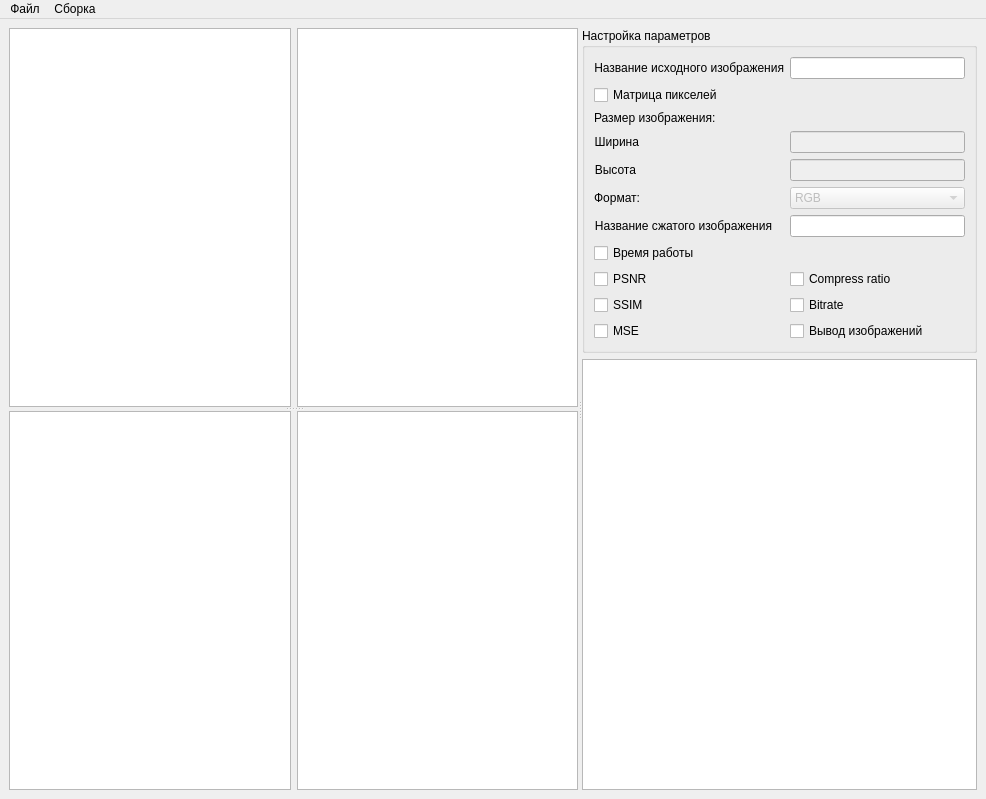
Above: mainwindow.ui from Slp04/test_alg before the change. Below: the same form after it.
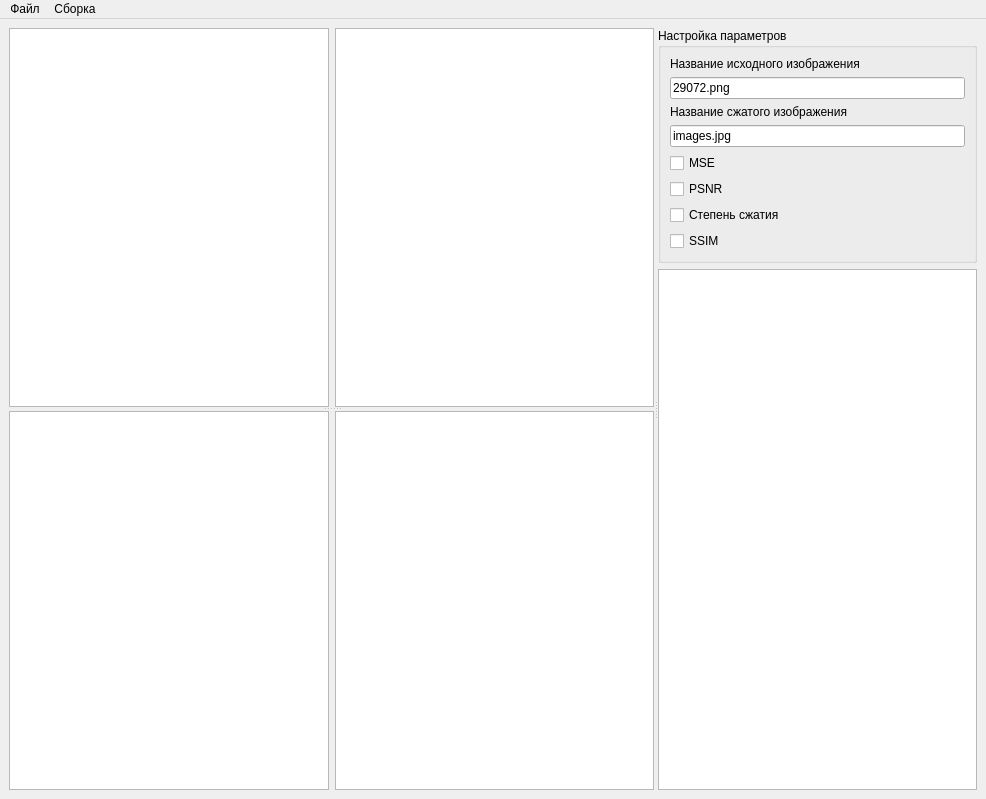
That is the form after the change.

Commit message: Добавил окно для вывода результатов

The edit to the form file:
```diff
--- a/mainwindow.ui
+++ b/mainwindow.ui
@@ -89,157 +89,81 @@
           <property name="title">
            <string>Настройка параметров</string>
           </property>
-          <layout class="QFormLayout" name="formLayout">
-           <item row="0" column="0">
+          <layout class="QVBoxLayout" name="verticalLayout_2">
+           <item>
             <widget class="QLabel" name="label">
              <property name="text">
               <string>Название исходного изображения</string>
              </property>
              <property name="alignment">
-              <set>Qt::AlignRight|Qt::AlignTrailing|Qt::AlignVCenter</set>
+              <set>Qt::AlignLeading|Qt::AlignLeft|Qt::AlignVCenter</set>
              </property>
             </widget>
            </item>
-           <item row="0" column="1">
-            <widget class="QLineEdit" name="lineEdit_orig_name"/>
+           <item>
+            <widget class="QLineEdit" name="lineEdit_orig_name">
+             <property name="text">
+              <string>29072.png</string>
+             </property>
+            </widget>
            </item>
-           <item row="7" column="0" colspan="2">
-            <widget class="QCheckBox" name="checkBox">
+           <item>
+            <widget class="QLabel" name="label_2">
              <property name="text">
-              <string>Время работы</string>
+              <string>Название сжатого изображения</string>
              </property>
+             <property name="alignment">
+              <set>Qt::AlignLeading|Qt::AlignLeft|Qt::AlignVCenter</set>
+             </property>
             </widget>
            </item>
-           <item row="8" column="0">
+           <item>
+            <widget class="QLineEdit" name="lineEdit_compr_name">
+             <property name="text">
+              <string>images.jpg</string>
+             </property>
+            </widget>
+           </item>
+           <item>
+            <widget class="QCheckBox" name="checkBox_4">
+             <property name="text">
+              <string>MSE</string>
+             </property>
+            </widget>
+           </item>
+           <item>
             <widget class="QCheckBox" name="checkBox_2">
              <property name="text">
               <string>PSNR</string>
              </property>
             </widget>
            </item>
-           <item row="8" column="1">
+           <item>
             <widget class="QCheckBox" name="checkBox_5">
              <property name="text">
-              <string>Compress ratio</string>
+              <string>Степень сжатия</string>
              </property>
             </widget>
            </item>
-           <item row="9" column="0">
+           <item>
             <widget class="QCheckBox" name="checkBox_3">
              <property name="text">
               <string>SSIM</string>
              </property>
             </widget>
            </item>
-           <item row="9" column="1">
-            <widget class="QCheckBox" name="checkBox_6">
-             <property name="text">
-              <string>Bitrate</string>
-             </property>
-            </widget>
-           </item>
-           <item row="10" column="0">
-            <widget class="QCheckBox" name="checkBox_4">
-             <property name="text">
-              <string>MSE</string>
-             </property>
-            </widget>
-           </item>
-           <item row="10" column="1">
-            <widget class="QCheckBox" name="checkBox_7">
-             <property name="text">
-              <string>Вывод изображений</string>
-             </property>
-            </widget>
-           </item>
-           <item row="6" column="0">
-            <widget class="QLabel" name="label_2">
-             <property name="text">
-              <string>Название сжатого изображения</string>
-             </property>
-             <property name="alignment">
-              <set>Qt::AlignRight|Qt::AlignTrailing|Qt::AlignVCenter</set>
-             </property>
-            </widget>
-           </item>
-           <item row="6" column="1">
-            <widget class="QLineEdit" name="lineEdit_compr_name"/>
-           </item>
-           <item row="1" column="0">
-            <widget class="QCheckBox" name="checkBox_data">
-             <property name="text">
-              <string>Матрица пикселей</string>
-             </property>
-            </widget>
-           </item>
-           <item row="2" column="0">
-            <widget class="QLabel" name="label_3">
-             <property name="text">
-              <string>Размер изображения: </string>
-             </property>
-            </widget>
-           </item>
-           <item row="3" column="0">
-            <widget class="QLabel" name="label_width">
-             <property name="text">
-              <string>Ширина</string>
-             </property>
-             <property name="alignment">
-              <set>Qt::AlignRight|Qt::AlignTrailing|Qt::AlignVCenter</set>
-             </property>
-            </widget>
-           </item>
-           <item row="4" column="0">
-            <widget class="QLabel" name="label_height">
-             <property name="text">
-              <string>Высота</string>
-             </property>
-             <property name="alignment">
-              <set>Qt::AlignRight|Qt::AlignTrailing|Qt::AlignVCenter</set>
-             </property>
-            </widget>
-           </item>
-           <item row="3" column="1">
-            <widget class="QLineEdit" name="lineEdit_width">
-             <property name="enabled">
-              <bool>false</bool>
-             </property>
-            </widget>
-           </item>
-           <item row="4" column="1">
-            <widget class="QLineEdit" name="lineEdit_height">
-             <property name="enabled">
-              <bool>false</bool>
-             </property>
-            </widget>
-           </item>
-           <item row="5" column="0">
-            <widget class="QLabel" name="label_4">
-             <property name="text">
-              <string>Формат:</string>
-             </property>
-             <property name="alignment">
-              <set>Qt::AlignRight|Qt::AlignTrailing|Qt::AlignVCenter</set>
-             </property>
-            </widget>
-           </item>
-           <item row="5" column="1">
-            <widget class="QComboBox" name="comboBox_format">
-             <property name="enabled">
-              <bool>false</bool>
-             </property>
-             <item>
-              <property name="text">
-               <string>RGB</string>
-              </property>
-             </item>
-            </widget>
-           </item>
           </layout>
          </widget>
         </item>
         <item>
-         <widget class="QTextEdit" name="textEdit_console"/>
+         <widget class="QTextEdit" name="textEdit_console">
+          <property name="baseSize">
+           <size>
+            <width>300</width>
+            <height>0</height>
+           </size>
+          </property>
+         </widget>
         </item>
        </layout>
       </widget>
```
The commit also changes 6 other files.
